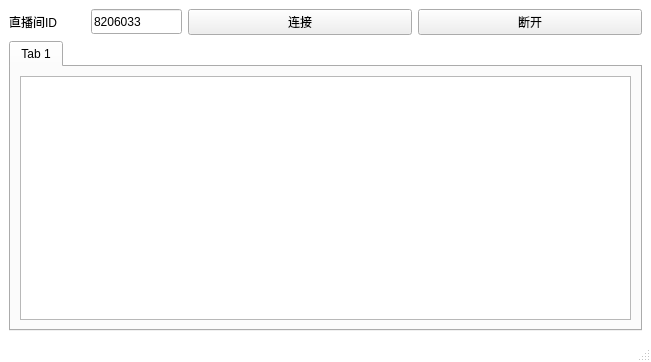
First picture: the form in src/mainwindow.ui, repository ChunSource/QBili, before the edit.
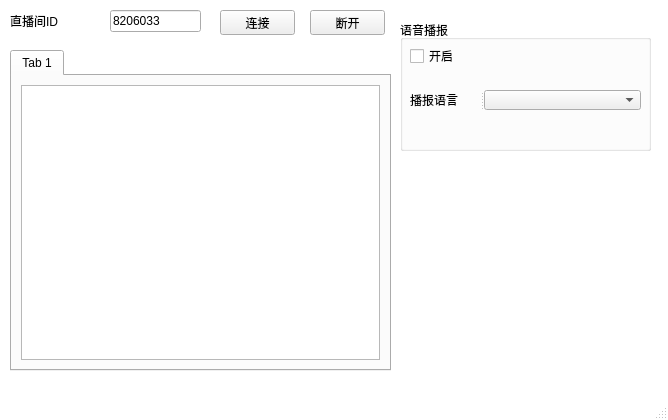
Second picture: the form after the edit. Icons and pictures are not drawn.

```diff
--- a/src/mainwindow.ui
+++ b/src/mainwindow.ui
@@ -6,10 +6,22 @@
    <rect>
     <x>0</x>
     <y>0</y>
-    <width>651</width>
-    <height>362</height>
+    <width>668</width>
+    <height>420</height>
    </rect>
   </property>
+  <property name="minimumSize">
+   <size>
+    <width>447</width>
+    <height>343</height>
+   </size>
+  </property>
+  <property name="maximumSize">
+   <size>
+    <width>9999</width>
+    <height>9999</height>
+   </size>
+  </property>
   <property name="windowTitle">
    <string>MainWindow</string>
   </property>
@@ -17,15 +29,27 @@
    <string notr="true">#MainWindow {background-color: rgb(255, 255, 255);}</string>
   </property>
   <widget class="QWidget" name="centralwidget">
-   <layout class="QGridLayout" name="gridLayout">
-    <item row="0" column="0">
      <widget class="QLabel" name="label">
-      <property name="maximumSize">
+    <property name="geometry">
+     <rect>
+      <x>10</x>
+      <y>11</y>
+      <width>91</width>
+      <height>19</height>
+     </rect>
+    </property>
+    <property name="minimumSize">
        <size>
         <width>76</width>
         <height>19</height>
        </size>
       </property>
+    <property name="maximumSize">
+     <size>
+      <width>91</width>
+      <height>19</height>
+     </size>
+    </property>
       <property name="styleSheet">
        <string notr="true">font: 14pt &quot;黑体&quot;;</string>
       </property>
@@ -33,9 +57,15 @@
        <string>直播间ID</string>
       </property>
      </widget>
-    </item>
-    <item row="0" column="1">
      <widget class="QLineEdit" name="LineEditLiveNumber">
+    <property name="geometry">
+     <rect>
+      <x>110</x>
+      <y>10</y>
+      <width>91</width>
+      <height>22</height>
+     </rect>
+    </property>
       <property name="maximumSize">
        <size>
         <width>91</width>
@@ -48,10 +78,19 @@
       <property name="text">
        <string>8206033</string>
       </property>
-     </widget>
-    </item>
-    <item row="0" column="2">
+    <property name="frame">
+     <bool>true</bool>
+    </property>
+   </widget>
      <widget class="QPushButton" name="ButtonConnect">
+    <property name="geometry">
+     <rect>
+      <x>220</x>
+      <y>10</y>
+      <width>75</width>
+      <height>25</height>
+     </rect>
+    </property>
       <property name="styleSheet">
        <string notr="true">font: 13pt &quot;楷体&quot;;
 </string>
@@ -60,9 +99,15 @@
        <string>连接</string>
       </property>
      </widget>
-    </item>
-    <item row="0" column="3">
      <widget class="QPushButton" name="ButtonDisconnect">
+    <property name="geometry">
+     <rect>
+      <x>310</x>
+      <y>10</y>
+      <width>75</width>
+      <height>25</height>
+     </rect>
+    </property>
       <property name="styleSheet">
        <string notr="true">font: 13pt &quot;楷体&quot;;</string>
       </property>
@@ -70,9 +115,15 @@
        <string>断开</string>
       </property>
      </widget>
-    </item>
-    <item row="1" column="0" colspan="4">
      <widget class="QTabWidget" name="tabWidget">
+    <property name="geometry">
+     <rect>
+      <x>10</x>
+      <y>50</y>
+      <width>381</width>
+      <height>321</height>
+     </rect>
+    </property>
       <property name="currentIndex">
        <number>0</number>
       </property>
@@ -80,15 +131,70 @@
        <attribute name="title">
         <string>Tab 1</string>
        </attribute>
-       <layout class="QGridLayout" name="gridLayout_2">
+     <layout class="QGridLayout" name="gridLayout">
         <item row="0" column="0">
          <widget class="QTextEdit" name="textEdit"/>
         </item>
        </layout>
       </widget>
      </widget>
-    </item>
-   </layout>
+   <widget class="QGroupBox" name="groupBoxSpeech">
+    <property name="geometry">
+     <rect>
+      <x>400</x>
+      <y>20</y>
+      <width>251</width>
+      <height>131</height>
+     </rect>
+    </property>
+    <property name="title">
+     <string>语音播报</string>
+    </property>
+    <widget class="QCheckBox" name="checkBoxSpeech">
+     <property name="geometry">
+      <rect>
+       <x>10</x>
+       <y>26</y>
+       <width>231</width>
+       <height>20</height>
+      </rect>
+     </property>
+     <property name="styleSheet">
+      <string notr="true">font: 13pt &quot;楷体&quot;;</string>
+     </property>
+     <property name="text">
+      <string>开启</string>
+     </property>
+    </widget>
+    <widget class="QSplitter" name="splitter">
+     <property name="geometry">
+      <rect>
+       <x>10</x>
+       <y>70</y>
+       <width>231</width>
+       <height>20</height>
+      </rect>
+     </property>
+     <property name="orientation">
+      <enum>Qt::Horizontal</enum>
+     </property>
+     <widget class="QLabel" name="LabelLanguage">
+      <property name="maximumSize">
+       <size>
+        <width>70</width>
+        <height>20</height>
+       </size>
+      </property>
+      <property name="styleSheet">
+       <string notr="true">font: 13pt &quot;楷体&quot;;</string>
+      </property>
+      <property name="text">
+       <string>播报语言</string>
+      </property>
+     </widget>
+     <widget class="QComboBox" name="comboBoxLanguage"/>
+    </widget>
+   </widget>
   </widget>
   <widget class="QMenuBar" name="menubar">
    <property name="geometry">
@@ -100,8 +206,14 @@
     </rect>
    </property>
   </widget>
-  <widget class="QStatusBar" name="statusbar"/>
- </widget>
- <resources/>
+  <widget class="QStatusBar" name="statusbar">
+   <property name="toolTip">
+    <string/>
+   </property>
+  </widget>
+ </widget>
+ <resources>
+  <include location="resource.qrc"/>
+ </resources>
  <connections/>
 </ui>
```
Left out of the diff: 26 changed lines with no effect on the pictures. Lines whose indentation alone changed are shown as unchanged.
